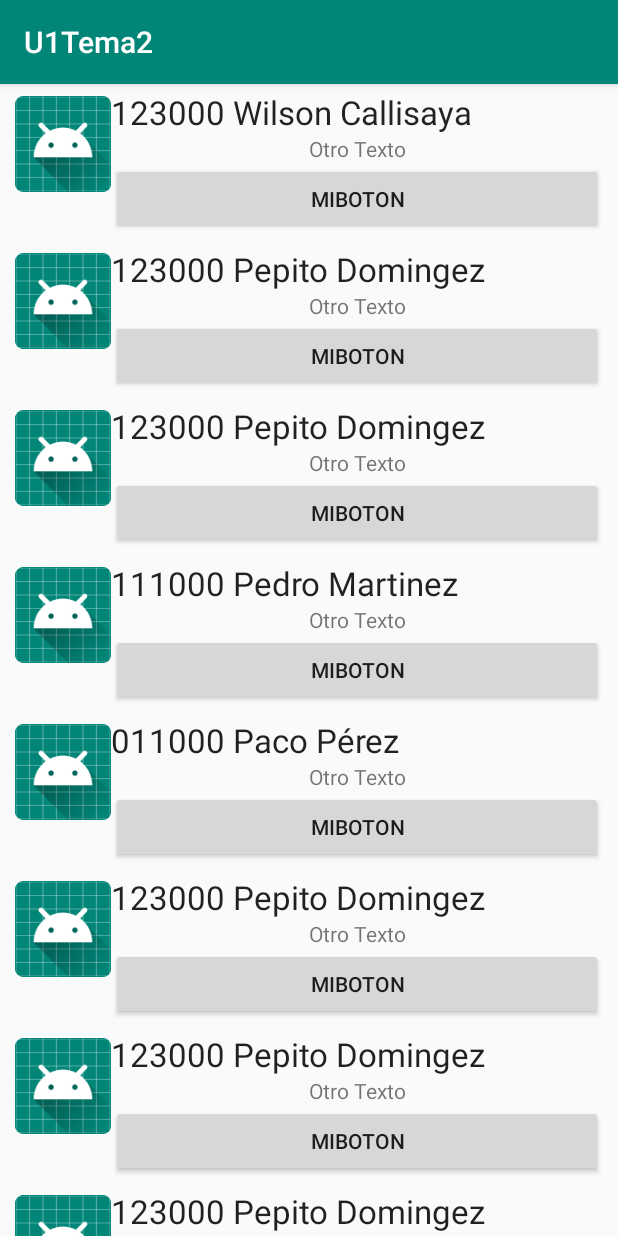
After one commit to angelabalaguer/U1Tema2AndroidVerano, an Android app: the MiRecyclerView screen opened directly, with no data from a screen before it, on a phone screen of 412 x 824 dp. The commit adds this screen. Run offline under Robolectric (Android 15) with nearby library versions, the phone set to English and light mode, and no system bars.

Commit message:
implementando un RecyclerView

```diff
--- a/app/build.gradle
+++ b/app/build.gradle
@@ -26,4 +26,6 @@ dependencies {
     testImplementation 'junit:junit:4.12'
     androidTestImplementation 'androidx.test.ext:junit:1.1.0'
     androidTestImplementation 'androidx.test.espresso:espresso-core:3.1.1'
+    implementation 'androidx.recyclerview:recyclerview:1.0.0'
+
 }
--- a/app/src/main/AndroidManifest.xml
+++ b/app/src/main/AndroidManifest.xml
@@ -1,13 +1,13 @@
 <?xml version="1.0" encoding="utf-8"?>
 <manifest xmlns:android="http://schemas.android.com/apk/res/android"
     package="com.acrispin.u1tema2">
-
 
     <uses-permission android:name="android.permission.CALL_PHONE" />
     <uses-permission android:name="android.permission.INTERNET" />
     <uses-permission android:name="android.permission.ACCESS_FINE_LOCATION" />
     <uses-permission android:name="android.permission.GET_ACCOUNTS" />
     <uses-permission android:name="android.permission.WRITE_EXTERNAL_STORAGE" />
+
     <application
         android:allowBackup="true"
         android:icon="@mipmap/ic_launcher"
@@ -15,7 +15,8 @@
         android:roundIcon="@mipmap/ic_launcher_round"
         android:supportsRtl="true"
         android:theme="@style/AppTheme">
-        <activity android:name=".Permisos"></activity>
+        <activity android:name=".MiRecyclerView"></activity>
+        <activity android:name=".Permisos" />
         <activity android:name=".Multimedia2" />
         <activity android:name=".Multimedia" />
         <activity android:name=".Intenciones" />
--- /dev/null
+++ b/app/src/main/java/com/acrispin/u1tema2/InterfaceToast.java
@@ -0,0 +1,5 @@
+package com.acrispin.u1tema2;
+
+public interface InterfaceToast {
+    void mensaje(String mensaje);
+}
--- a/app/src/main/java/com/acrispin/u1tema2/MainActivity.java
+++ b/app/src/main/java/com/acrispin/u1tema2/MainActivity.java
@@ -45,6 +45,10 @@ public class MainActivity extends AppCompatActivity {
             startActivity(new Intent(this, Permisos.class));
             return true;
         }
+        if (id == R.id.activity_mirecyclerview) {
+            startActivity(new Intent(this, MiRecyclerView.class));
+            return true;
+        }
         return super.onOptionsItemSelected(item);
     }
 
--- /dev/null
+++ b/app/src/main/java/com/acrispin/u1tema2/MiAdaptador.java
@@ -0,0 +1,56 @@
+package com.acrispin.u1tema2;
+
+import android.content.Context;
+import android.view.LayoutInflater;
+import android.view.View;
+import android.view.ViewGroup;
+import android.widget.Button;
+import android.widget.ImageView;
+import android.widget.TextView;
+
+import androidx.recyclerview.widget.RecyclerView;
+
+import java.util.Vector;
+
+public class MiAdaptador extends RecyclerView.Adapter<MiAdaptador.ViewHolder> {
+    private LayoutInflater inflador;
+    private Vector<String> lista;
+    Context micontext;
+    public MiAdaptador(Context context, Vector<String> lista) {
+        this.lista = lista;
+        micontext=context;
+        inflador = (LayoutInflater) context
+                .getSystemService(Context.LAYOUT_INFLATER_SERVICE);
+    }
+    @Override
+    public ViewHolder onCreateViewHolder(ViewGroup parent, int viewType) {
+        View v = inflador.inflate(R.layout.miitem, parent, false);
+        return new ViewHolder(v);
+    }
+    @Override
+    public void onBindViewHolder(ViewHolder holder, final int i) {
+        holder.titulo.setText(lista.get(i));
+        holder.miboton.setOnClickListener(new View.OnClickListener(){
+            @Override
+            public void onClick(View v) {
+                ((InterfaceToast)micontext).mensaje("El item de la posición: "+ i + " Su valor es: " + lista.get(i));
+            }
+        });
+    }
+    @Override
+    public int getItemCount() {
+        return lista.size();
+    }
+    public class ViewHolder extends RecyclerView.ViewHolder {
+        public TextView titulo, subtitutlo;
+        public ImageView icon;
+        public Button miboton;
+        ViewHolder(View itemView) {
+            super(itemView);
+            titulo = (TextView)itemView.findViewById(R.id.titulo);
+            subtitutlo = (TextView)itemView.findViewById(R.id.subtitulo);
+            icon = (ImageView)itemView.findViewById(R.id.icono);
+            miboton= itemView.findViewById(R.id.mibotonitem);
+        }
+    }
+}
--- /dev/null
+++ b/app/src/main/java/com/acrispin/u1tema2/MiRecyclerView.java
@@ -0,0 +1,54 @@
+package com.acrispin.u1tema2;
+
+import androidx.appcompat.app.AppCompatActivity;
+import androidx.recyclerview.widget.LinearLayoutManager;
+import androidx.recyclerview.widget.RecyclerView;
+
+import android.os.Bundle;
+import android.widget.Toast;
+
+import java.util.Vector;
+
+public class MiRecyclerView extends AppCompatActivity implements InterfaceToast {
+    private RecyclerView recyclerView;
+    private RecyclerView.LayoutManager layoutManager;
+    private MiAdaptador adaptador;
+    private Vector<String> misdatos;
+
+    @Override
+    protected void onCreate(Bundle savedInstanceState) {
+        super.onCreate(savedInstanceState);
+        setContentView(R.layout.activity_mi_recycler_view);
+        recyclerView = findViewById(R.id.recycler_view);
+        misdatos = new Vector<String>();
+        misdatos.add("123000 Wilson Callisaya");
+        misdatos.add("123000 Pepito Domingez");
+        misdatos.add("123000 Pepito Domingez");
+        misdatos.add("111000 Pedro Martinez");
+        misdatos.add("011000 Paco Pérez");
+        misdatos.add("123000 Pepito Domingez");
+        misdatos.add("123000 Pepito Domingez");
+        misdatos.add("123000 Pepito Domingez");
+        misdatos.add("111000 Pedro Martinez");
+        misdatos.add("011000 Paco Pérez");
+        misdatos.add("123000 Pepito Domingez");
+        misdatos.add("123000 Pepito Domingez");
+        misdatos.add("123000 Pepito Domingez");
+        misdatos.add("111000 Pedro Martinez");
+        misdatos.add("011000 Paco Pérez");
+        misdatos.add("123000 Pepito Domingez");
+        misdatos.add("123000 Pepito Domingez");
+        misdatos.add("123000 Pepito Domingez");
+        misdatos.add("111000 Pedro Martinez");
+        misdatos.add("011000 Paco Pérez");
+        adaptador = new MiAdaptador(this, misdatos);
+        recyclerView.setAdapter(adaptador);
+        layoutManager = new LinearLayoutManager(this);
+        recyclerView.setLayoutManager(layoutManager);
+    }
+
+    @Override
+    public void mensaje(String mensaje) {
+        Toast.makeText(this, mensaje, Toast.LENGTH_SHORT).show();
+    }
+}
--- /dev/null
+++ b/app/src/main/res/layout/activity_mi_recycler_view.xml
@@ -0,0 +1,7 @@
+<androidx.recyclerview.widget.RecyclerView
+    xmlns:android="http://schemas.android.com/apk/res/android"
+    android:id="@+id/recycler_view"
+    android:layout_width="match_parent"
+    android:layout_height="match_parent"
+    android:layout_marginLeft="10dp"
+    android:layout_marginRight="10dp"/>
--- /dev/null
+++ b/app/src/main/res/layout/miitem.xml
@@ -0,0 +1,36 @@
+<?xml version="1.0" encoding="utf-8"?>
+<LinearLayout
+    xmlns:android="http://schemas.android.com/apk/res/android"
+    android:layout_width="match_parent"
+    android:layout_height="wrap_content"
+    android:paddingTop="4dp"
+    android:paddingBottom="4dp"
+    android:orientation="horizontal">
+    <ImageView
+        android:id="@+id/icono"
+        android:layout_width="?android:attr/listPreferredItemHeight"
+        android:layout_height="wrap_content"
+        android:src="@mipmap/ic_launcher" />
+    <LinearLayout
+        android:layout_width="match_parent"
+        android:layout_height="wrap_content"
+        android:orientation="vertical">
+        <TextView android:id="@+id/titulo"
+            android:layout_width="match_parent"
+            android:layout_height="wrap_content"
+            android:textAppearance="?android:attr/textAppearanceLarge"
+            />
+        <TextView android:id="@+id/subtitulo"
+            android:layout_width="match_parent"
+            android:layout_height="wrap_content"
+            android:text="Otro Texto"
+            android:gravity="center"/>
+        <Button
+            android:id="@+id/mibotonitem"
+            android:layout_width="match_parent"
+            android:layout_height="wrap_content"
+            android:text="miboton"
+            android:visibility="visible"
+            />
+    </LinearLayout>
+</LinearLayout>
--- a/app/src/main/res/menu/menu1.xml
+++ b/app/src/main/res/menu/menu1.xml
@@ -19,6 +19,10 @@
         android:id="@+id/activity_permisos"
         android:orderInCategory="2"
         />
+    <item android:title="RecyclerView"
+        android:id="@+id/activity_mirecyclerview"
+        android:orderInCategory="2"
+        />
     <item android:title="Salir"
         android:id="@+id/accion_salir"
         android:orderInCategory="2"
```
